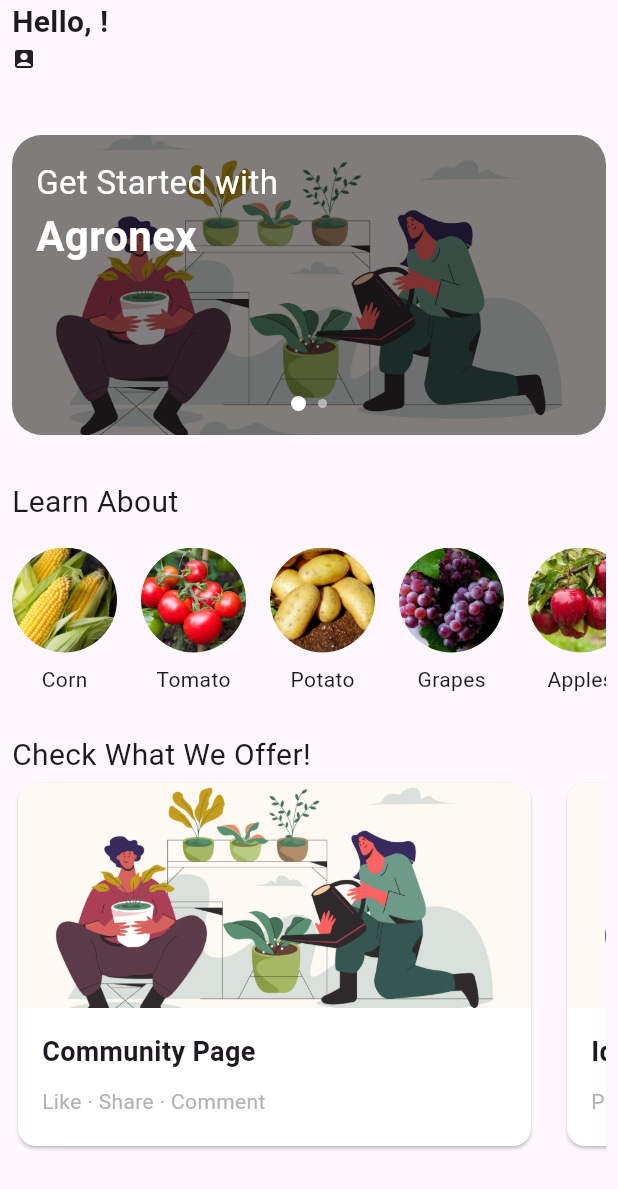
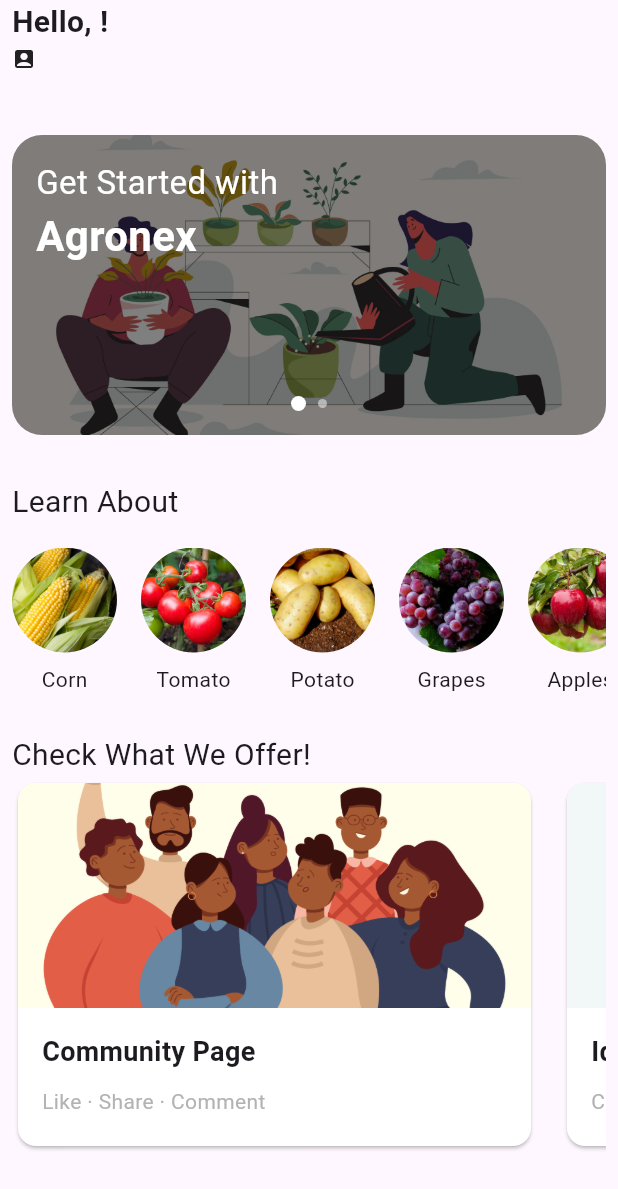
Before and after one commit to brentibanez331/plant-disease-thesis, a Flutter app: the HomePage screen opened directly with empty values, on a phone screen of 412 x 824 dp. Shown: the top 1189 px of the screen. Run offline on Flutter 3.47's test engine with Material 3 defaults, Android fonts, the phone set to English and light mode, and no system bars; our stand-ins replace firebase_auth, firebase_core, flutter_dotenv, flutter_secure_storage, flutter_spinkit, image_picker and 1 more; missing offline and left inert: flame; accounts and stored records are empty; Roboto replaces fonts that are missing (InriaSerif-Regular).

Commit message:
fix: replace placeholders on offers section in home

```diff
--- a/lib/pages/home.dart
+++ b/lib/pages/home.dart
@@ -111,20 +111,24 @@ class _HomePageState extends State<HomePage> {
               ),
               OfferCardWidgets(
                 action: [
-                  () => widget.setPageIndex(2),
-                  () => widget.setPageIndex(1)
+                  () => widget.setPageIndex(3),
+                  () => widget.setPageIndex(1),
+                  () => widget.setPageIndex(2)
                 ],
                 imagePaths: const [
-                  'img/homepage.png',
-                  'img/homepage.png',
+                  'img/offer_img/community.png',
+                  'img/offer_img/treatment.png',
+                  'img/offer_img/library.png',
                 ],
                 titles: const [
                   'Community Page',
                   'Identify and Treat Diseases',
+                  'Search for Existing Diseases',
                 ],
                 subText: const [
                   'Like · Share · Comment',
-                  'Picture · Send · Identify',
+                  'Capture · Identify · Treat',
+                  'Find · Learn · Know'
                 ],
               ),
             ],
--- a/pubspec.yaml
+++ b/pubspec.yaml
@@ -38,6 +38,7 @@ flutter:
     - img/diseases_img/Potato/
     - img/diseases_img/Tomato/
     - img/get_started/
+    - img/offer_img/
     - img/leafSample.jpeg
     - img/logo.png
     - img/camera.jpg
```
Also changed, not shown: img/offer_img/community.png (added), img/offer_img/library.png (added), img/offer_img/treatment.png (added).
